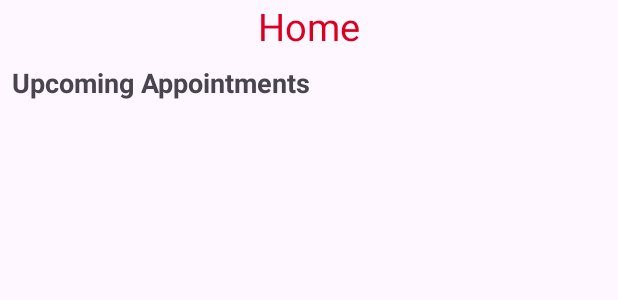
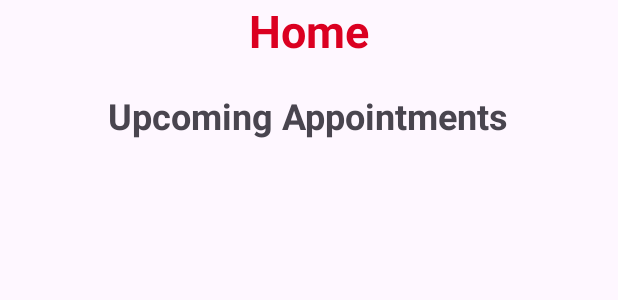
Before and after one commit to atiqurx/service-request-system, an Android app: the layout fragment_provider_home.xml on its own in the app's theme, with its tools: preview values and no code run, on a phone screen of 412 x 824 dp. Shown: the top 300 px of the screen. Run offline under Robolectric (Android 15) with nearby library versions, the phone set to English and light mode, and no system bars.

```diff
--- a/app/src/main/res/layout/fragment_provider_home.xml
+++ b/app/src/main/res/layout/fragment_provider_home.xml
@@ -1,10 +1,14 @@
 <?xml version="1.0" encoding="utf-8"?>
-<androidx.constraintlayout.widget.ConstraintLayout xmlns:android="http://schemas.android.com/apk/res/android"
+<ScrollView xmlns:android="http://schemas.android.com/apk/res/android"
     xmlns:app="http://schemas.android.com/apk/res-auto"
     xmlns:tools="http://schemas.android.com/tools"
     android:layout_width="match_parent"
     android:layout_height="match_parent"
     tools:context=".ui.providerHome.ProviderHomeFragment">
+
+    <androidx.constraintlayout.widget.ConstraintLayout
+        android:layout_width="match_parent"
+        android:layout_height="wrap_content">
 
         <TextView
             android:id="@+id/text_provider_home"
@@ -13,8 +17,10 @@
             android:gravity="center"
             android:text="@string/title_home"
             android:textColor="@color/red"
-        android:textSize="25sp"
+            android:textSize="30sp"
+            android:textStyle="bold"
             app:layout_constraintEnd_toEndOf="parent"
+            app:layout_constraintHorizontal_bias="0.0"
             app:layout_constraintStart_toStartOf="parent"
             app:layout_constraintTop_toTopOf="parent" />
 
@@ -22,17 +28,20 @@
             android:id="@+id/text_upcoming_appointments"
             android:layout_width="wrap_content"
             android:layout_height="wrap_content"
+            android:layout_marginStart="72dp"
+            android:layout_marginTop="20dp"
+            android:layout_marginBottom="20dp"
+
             android:text="Upcoming Appointments"
-        android:textSize="18sp"
+            android:textSize="24sp"
             android:textStyle="bold"
             app:layout_constraintStart_toStartOf="parent"
-        app:layout_constraintTop_toBottomOf="@+id/text_provider_home"
-        android:layout_marginStart="8dp"
-        android:layout_marginTop="8dp" />
+            app:layout_constraintTop_toBottomOf="@+id/text_provider_home" />
 
         <LinearLayout
             android:id="@+id/acceptedRequestsContainer"
             android:layout_width="0dp"
+            android:layout_marginTop="26dp"
             android:layout_height="wrap_content"
             android:orientation="vertical"
             app:layout_constraintBottom_toBottomOf="parent"
@@ -43,3 +52,4 @@
 
         </LinearLayout>
     </androidx.constraintlayout.widget.ConstraintLayout>
+</ScrollView>
```
Also changed, not shown: app/src/main/java/com/example/srs/ui/dashboard/DashboardFragment.java (+18 -3 lines), app/src/main/java/com/example/srs/ui/providerHome/ProviderHomeFragment.java (+21 -5 lines), app/src/main/res/drawable/card_background.xml (added, +11 -0 lines). Lines whose indentation alone changed are shown as unchanged.
